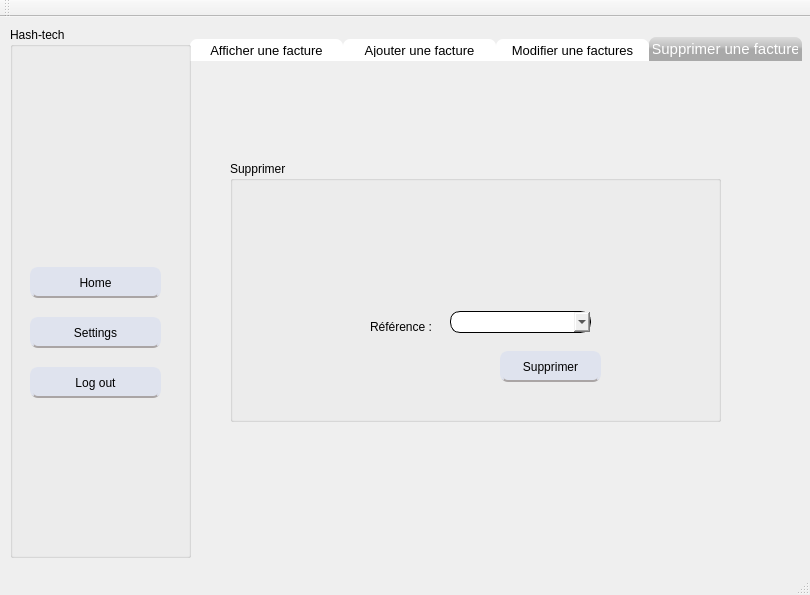
Old version of the form mainwindow.ui in the repository naouelboughattas/Smart_Shop_2A17.
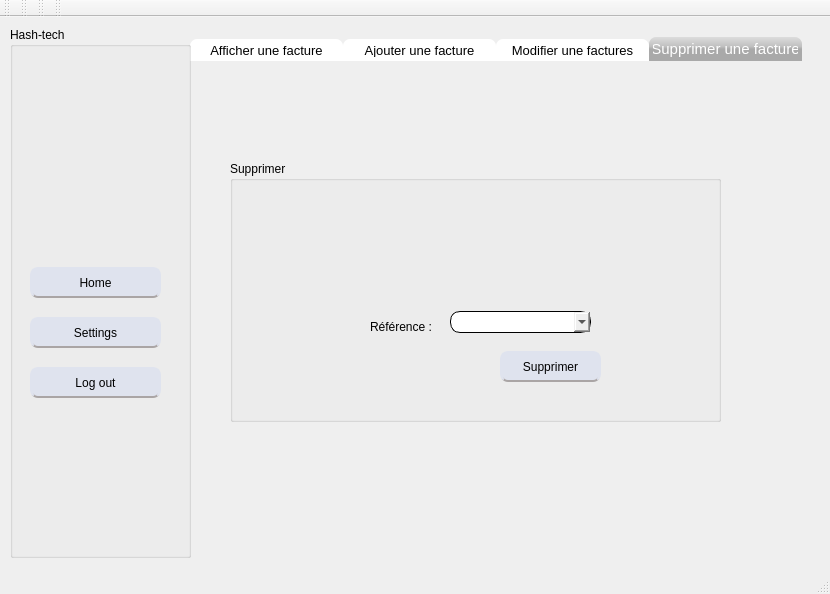
New version of the form. The open tabs and pages were chosen to show the change. Icons and pictures are not drawn.

```diff
--- a/mainwindow.ui
+++ b/mainwindow.ui
@@ -6,8 +6,8 @@
    <rect>
     <x>0</x>
     <y>0</y>
-    <width>810</width>
-    <height>595</height>
+    <width>830</width>
+    <height>594</height>
    </rect>
   </property>
   <property name="windowTitle">
@@ -19,7 +19,7 @@
      <rect>
       <x>190</x>
       <y>20</y>
-      <width>621</width>
+      <width>641</width>
       <height>521</height>
      </rect>
     </property>
@@ -1066,6 +1066,26 @@
        </property>
       </widget>
      </widget>
+     <widget class="QLabel" name="infos">
+      <property name="geometry">
+       <rect>
+        <x>10</x>
+        <y>370</y>
+        <width>631</width>
+        <height>20</height>
+       </rect>
+      </property>
+      <property name="font">
+       <font>
+        <family>Myanmar Text</family>
+        <weight>75</weight>
+        <bold>true</bold>
+       </font>
+      </property>
+      <property name="text">
+       <string/>
+      </property>
+     </widget>
      <zorder>groupBox_4</zorder>
      <zorder>label_5</zorder>
     </widget>
@@ -1211,6 +1231,39 @@
    </attribute>
   </widget>
   <widget class="QStatusBar" name="statusBar"/>
+  <widget class="QToolBar" name="toolBar">
+   <property name="windowTitle">
+    <string>toolBar</string>
+   </property>
+   <attribute name="toolBarArea">
+    <enum>TopToolBarArea</enum>
+   </attribute>
+   <attribute name="toolBarBreak">
+    <bool>false</bool>
+   </attribute>
+  </widget>
+  <widget class="QToolBar" name="toolBar_2">
+   <property name="windowTitle">
+    <string>toolBar_2</string>
+   </property>
+   <attribute name="toolBarArea">
+    <enum>TopToolBarArea</enum>
+   </attribute>
+   <attribute name="toolBarBreak">
+    <bool>false</bool>
+   </attribute>
+  </widget>
+  <widget class="QToolBar" name="toolBar_3">
+   <property name="windowTitle">
+    <string>toolBar_3</string>
+   </property>
+   <attribute name="toolBarArea">
+    <enum>TopToolBarArea</enum>
+   </attribute>
+   <attribute name="toolBarBreak">
+    <bool>false</bool>
+   </attribute>
+  </widget>
  </widget>
  <layoutdefault spacing="6" margin="11"/>
  <resources/>
```
Left out of the diff: 5 changed lines with no effect on the pictures.
